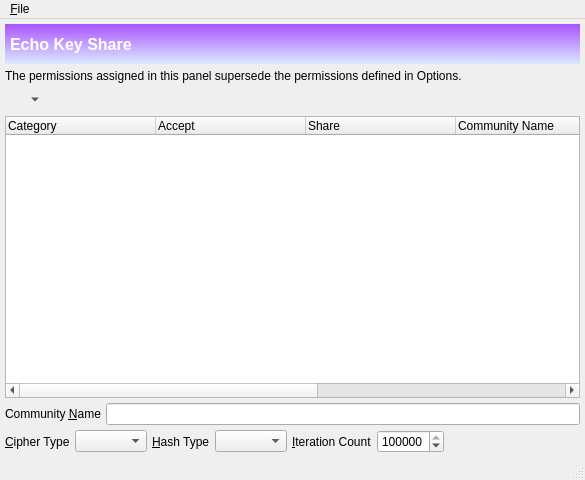
Qt form branches/trunk/GoldBug-UI/spot-on-echo-key-share.ui (textbrowser/spot-on) before a commit.
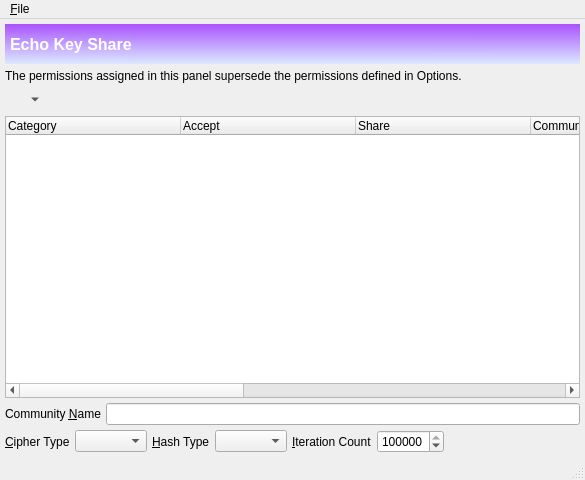
The same form after that commit. Icons and pictures are not drawn.

Commit message: Allow public key sharing without signatures.

What changed in the file:
```diff
--- a/branches/trunk/GoldBug-UI/spot-on-echo-key-share.ui
+++ b/branches/trunk/GoldBug-UI/spot-on-echo-key-share.ui
@@ -133,7 +133,7 @@
        <bool>true</bool>
       </property>
       <attribute name="headerDefaultSectionSize">
-       <number>150</number>
+       <number>175</number>
       </attribute>
       <column>
        <property name="text">
@@ -170,6 +170,11 @@
         <string>Iteration Count</string>
        </property>
       </column>
+      <column>
+       <property name="text">
+        <string>Signatures Required</string>
+       </property>
+      </column>
      </widget>
     </item>
     <item>
```
Left out of the diff: 2 changed lines with no effect on the pictures. The commit also changes 3 other files.
